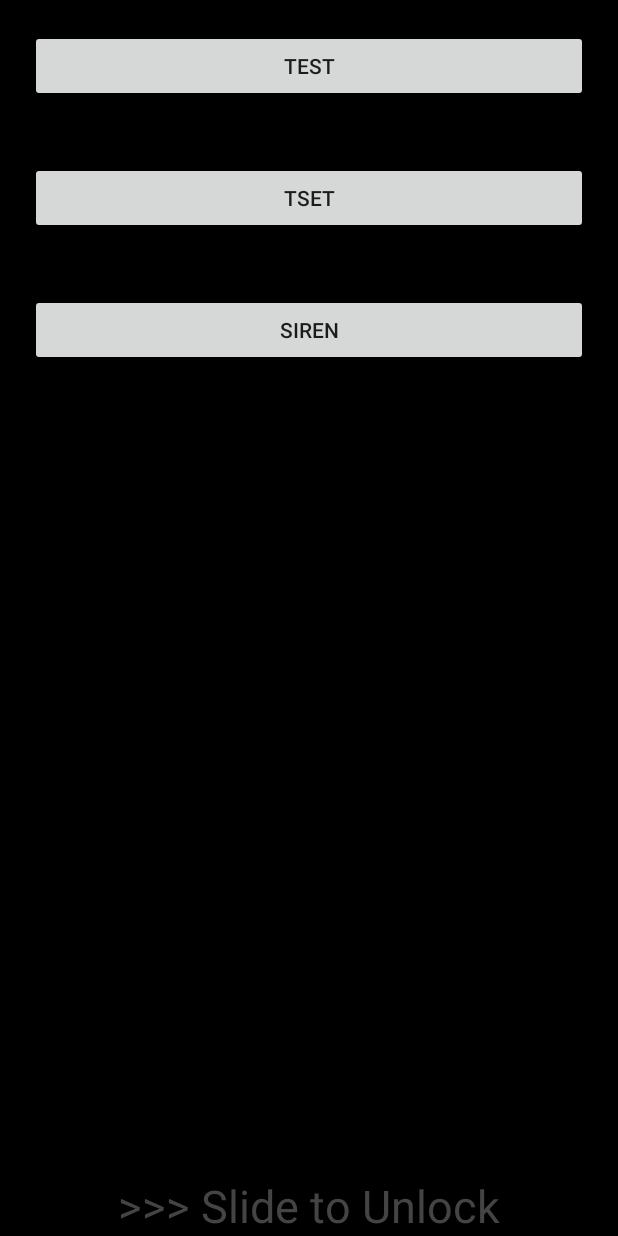
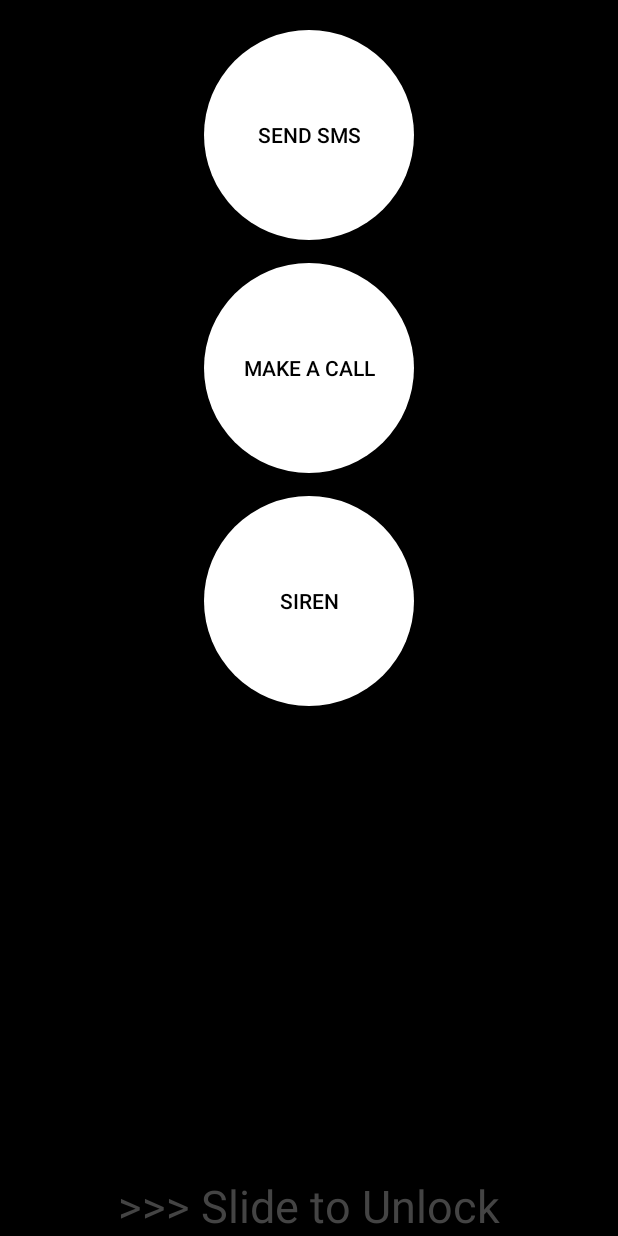
Before and after one commit to dualcnhq/DLock, an Android app: the layout view_lock_screen.xml on its own in the app's theme, with its tools: preview values and no code run, on a phone screen of 412 x 824 dp. Run offline under Robolectric (Android 15) with nearby library versions, the phone set to English and light mode, and no system bars; plain views replace ShimmerTextView.

Commit message:
Update app permissions and lock screen layout

```diff
--- a/app/src/main/AndroidManifest.xml
+++ b/app/src/main/AndroidManifest.xml
@@ -6,9 +6,6 @@
     <uses-permission android:name="android.permission.READ_PHONE_STATE" />
     <uses-permission android:name="android.permission.ACCESS_FINE_LOCATION" />
     <uses-permission android:name="android.permission.READ_CONTACTS" />
-
-    <uses-permission android:name="android.permission.SEND_SMS" />
-    <uses-permission android:name="android.permission.CALL_PHONE" />
 
     <uses-permission android:name="android.permission.INTERNET" />
 
--- a/build.gradle
+++ b/build.gradle
@@ -3,6 +3,7 @@
 buildscript {
     repositories {
         jcenter()
+        maven { url "https://jitpack.io" }
     }
     dependencies {
         classpath 'com.android.tools.build:gradle:2.2.0-alpha1'
@@ -15,6 +16,7 @@ buildscript {
 allprojects {
     repositories {
         jcenter()
+        maven { url "https://jitpack.io" }
     }
 }
 
--- a/lockscreenservice/build.gradle
+++ b/lockscreenservice/build.gradle
@@ -18,6 +18,7 @@ android {
             proguardFiles getDefaultProguardFile('proguard-android.txt'), 'proguard-rules.pro'
         }
     }
+
 }
 
 dependencies {
@@ -29,4 +30,6 @@ dependencies {
     androidTestCompile 'com.android.support:support-annotations:23.2.1'
 
     compile 'com.romainpiel.shimmer:library:1.4.0@aar'
+
+    compile 'com.github.kaknazaveshtakipishi:PermissionEverywhere:alpha'
 }
--- a/lockscreenservice/src/main/AndroidManifest.xml
+++ b/lockscreenservice/src/main/AndroidManifest.xml
@@ -10,6 +10,10 @@
     <uses-permission android:name="android.permission.RECEIVE_BOOT_COMPLETED" />
     <uses-permission android:name="android.permission.DISABLE_KEYGUARD" />
     <uses-permission android:name="android.permission.PHONE_STATE_STATE" />
+
+    <uses-permission android:name="android.permission.SEND_SMS" />
+    <uses-permission android:name="android.permission.CALL_PHONE" />
+
 
     <application
         android:allowBackup="true"
--- /dev/null
+++ b/lockscreenservice/src/main/res/drawable/oval_button.xml
@@ -0,0 +1,5 @@
+<?xml version="1.0" encoding="utf-8"?>
+<shape xmlns:android="http://schemas.android.com/apk/res/android"
+    android:shape="oval">
+    <solid android:color="#FFFFFF"/> <!--the color you want as background-->
+</shape>
--- a/lockscreenservice/src/main/res/layout/view_lock_screen.xml
+++ b/lockscreenservice/src/main/res/layout/view_lock_screen.xml
@@ -51,33 +51,40 @@
             android:layout_width="match_parent"
             android:layout_height="match_parent"
             android:layout_centerInParent="true"
-            android:background="@android:color/black"/>
+            android:background="@android:color/black" />
 
         <LinearLayout
             android:layout_width="match_parent"
             android:layout_height="wrap_content"
+            android:layout_marginTop="20dp"
+            android:gravity="center"
             android:orientation="vertical">
 
             <Button
                 android:id="@+id/btnSMS"
-                android:layout_width="match_parent"
-                android:layout_height="wrap_content"
-                android:layout_margin="20dp"
-                android:text="test"/>
+                android:layout_width="140dp"
+                android:layout_height="140dp"
+                android:background="@drawable/oval_button"
+                android:text="Send SMS"
+                android:textColor="@android:color/black" />
 
             <Button
                 android:id="@+id/btnCall"
-                android:layout_width="match_parent"
-                android:layout_height="wrap_content"
-                android:layout_margin="20dp"
-                android:text="tset" />
+                android:layout_width="140dp"
+                android:layout_height="140dp"
+                android:layout_marginTop="15dp"
+                android:background="@drawable/oval_button"
+                android:text="Make A Call"
+                android:textColor="@android:color/black" />
 
             <Button
                 android:id="@+id/btnSiren"
-                android:layout_width="match_parent"
-                android:layout_height="wrap_content"
-                android:layout_margin="20dp"
-                android:text="siren"/>
+                android:layout_width="140dp"
+                android:layout_height="140dp"
+                android:layout_marginTop="15dp"
+                android:background="@drawable/oval_button"
+                android:text="siren"
+                android:textColor="@android:color/black" />
 
         </LinearLayout>
 
```
Also changed, not shown: app/src/main/java/com/dualcnhq/sherlocked/activities/LockScreen1Activity.java (added, +217 -0 lines), app/src/main/java/com/dualcnhq/sherlocked/activities/MainActivity.java (+11 -8 lines), lockscreenservice/src/main/java/com/dualcnhq/lockscreenservice/service/LockScreenViewService.java (+38 -6 lines).
